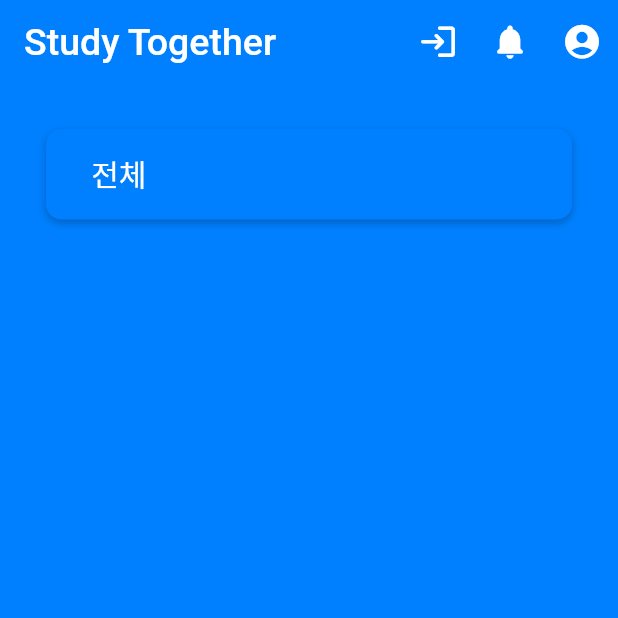
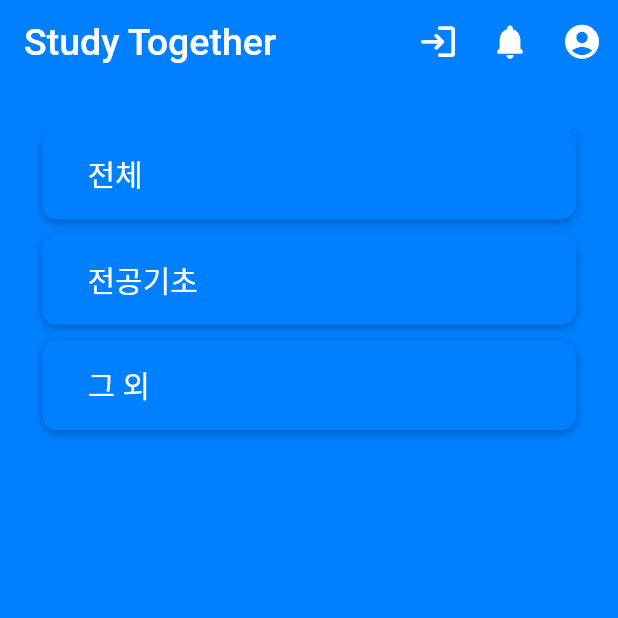
Before and after one commit to AnJW-HGU/2021CRASummer, a Flutter app: the screen it shows after launch, on a phone screen of 412 x 824 dp, the top half of it. Run offline on Flutter 3.47's test engine with Material 2 defaults, Android fonts, the light colour scheme and no system bars; our stand-ins replace flutter_screenutil, get, hexcolor; Roboto replaces fonts that are missing (Barun).

Commit message:
feat: Make the category buttons in the widget
Buttons in CategoryPage are different in text and have the same
structure, making it a widget function.

```diff
--- a/lib/Category/category_page.dart
+++ b/lib/Category/category_page.dart
@@ -77,20 +77,34 @@ class _CategoryPageState extends State<CategoryPage> {
             body: Center(
               child: Padding(
                 padding: EdgeInsets.only(top: 30),
-
                 child: Column(
                   children: [
-                    GestureDetector(
+                    _buildCategory("전체"),
+                    Padding(padding: EdgeInsets.only(top: 10.0),),
+                    _buildCategory("전공기초"),
+                    Padding(padding: EdgeInsets.only(top: 10.0),),
+                    _buildCategory("그 외"),
+                  ],
+                ),
+              ),
+            ),
+          );
+        }
+    );
+  }
+
+  Widget _buildCategory(inTitle) {
+    return GestureDetector(
       onTap: () {
-                        Get.to(BoardPage());
+        Get.to(BoardPage(), arguments: inTitle, transition: Transition.cupertino);
       },
       child: Container( // 숨김리스트 아닌 카테고리
-                        width: 350.w,
+        width: 355.w,
         height: 50.h,
         alignment: Alignment.centerLeft,
         padding: EdgeInsets.only(left: 30.w),
         child: Text(
-                          "전체",
+          inTitle,
           style: TextStyle(
             color: Colors.white,
             fontFamily: "Barun",
@@ -110,14 +124,6 @@ class _CategoryPageState extends State<CategoryPage> {
             ]
         ),
       ),
-                    ),
-
-                  ],
-                ),
-              ),
-            ),
-          );
-        }
     );
   }
 }
```
Lines whose indentation alone changed are shown as unchanged.
